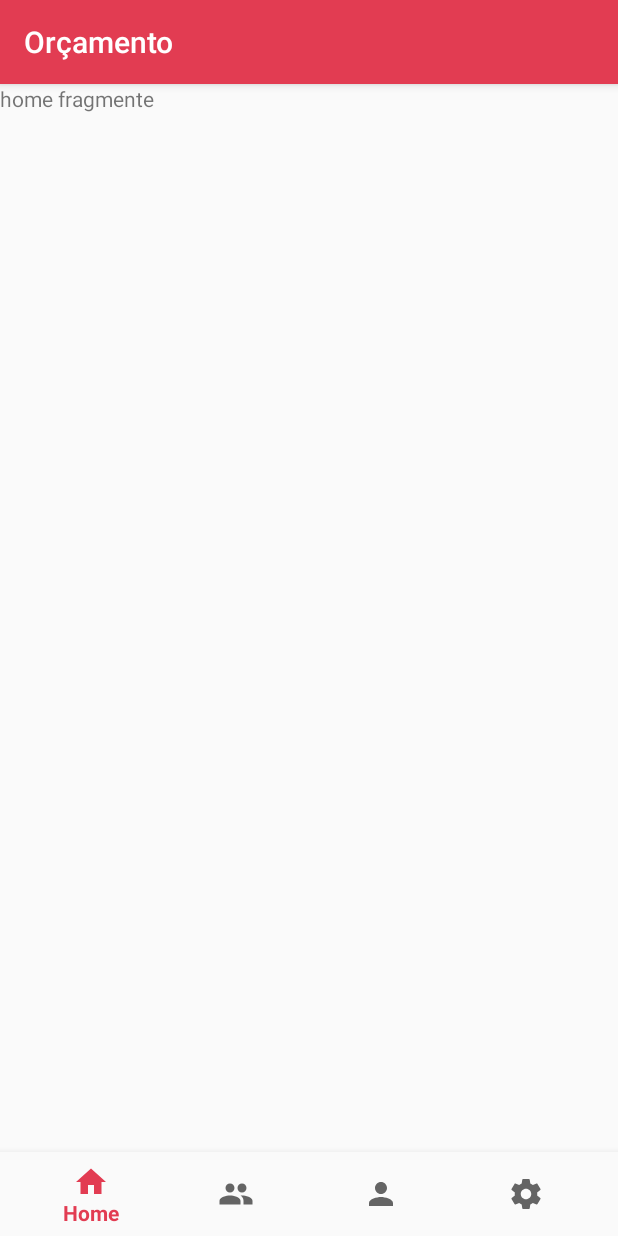
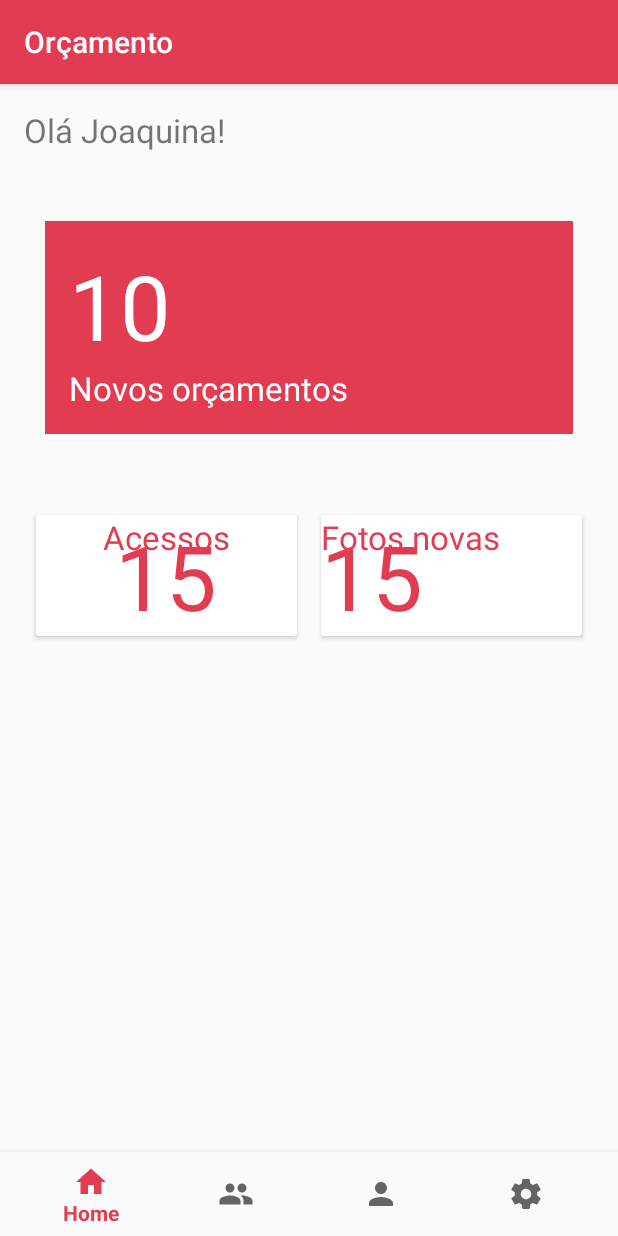
Before and after one commit to fernandesayla/Orcamento, an Android app: the fragment HomeFragment placed in its activity, on a phone screen of 412 x 824 dp. Run offline under Robolectric (Android 15) with nearby library versions, the phone set to English and light mode, and no system bars; our stand-ins replace Firebase (no records; nobody signed in at launch, a user with empty details on screens opened directly); 1 statement that could not run was skipped.

Commit message:
Share and etc..

```diff
--- a/app/src/main/res/layout/fragment_home.xml
+++ b/app/src/main/res/layout/fragment_home.xml
@@ -1,14 +1,125 @@
 <?xml version="1.0" encoding="utf-8"?>
 <FrameLayout xmlns:android="http://schemas.android.com/apk/res/android"
     xmlns:tools="http://schemas.android.com/tools"
+
     android:layout_width="match_parent"
     android:layout_height="match_parent"
     tools:context=".HomeFragment">
+    <LinearLayout
+        android:layout_width="match_parent"
+        android:layout_height="wrap_content"
+        android:orientation="vertical"
+        >
+        <TextView
+            android:layout_margin="16dp"
+            android:textSize="22sp"
+            android:layout_width="match_parent"
+            android:layout_height="match_parent"
+            android:text="Olá Joaquina!" />
+
+
+    <LinearLayout
+        android:layout_width="match_parent"
+        android:layout_height="wrap_content"
+        android:background="@color/colorPrimary"
+        android:padding="16dp"
+        android:orientation="vertical"
+        android:layout_margin="30dp"
+        >
+        <TextView
+            android:layout_width="wrap_content"
+            android:layout_height="wrap_content"
+            android:textSize="60dp"
+            android:text="10"
+            android:textColor="@color/white_overlay"
+            />
+        <TextView
+            android:layout_width="wrap_content"
+            android:layout_height="wrap_content"
+            android:textSize="22dp"
+            android:text="Novos orçamentos"
+            android:textColor="@color/white_overlay"
+            />
+
+
+    </LinearLayout>
+        <LinearLayout
+            android:layout_width="match_parent"
+            android:layout_height="wrap_content"
+            android:orientation="horizontal"
+            android:layout_margin="16dp">
+
+
+
+        <android.support.v7.widget.CardView
+            android:layout_width="0dp"
+            android:layout_height="match_parent"
+            android:layout_weight="1"
+            android:background="@color/colorPrimary"
+            android:padding="16dp"
+            android:layout_margin="8dp"
+            android:textAlignment="center"
+            >
+
+            <TextView
+                android:id="@+id/home_total_acessos"
+
+                android:layout_width="wrap_content"
+                android:layout_height="wrap_content"
+                android:textSize="60dp"
+                android:text="15"
+                android:layout_gravity="center"
+                android:textColor="@color/colorPrimary"
+                />
+
+            <TextView
+                android:layout_width="wrap_content"
+                android:layout_height="wrap_content"
+                android:layout_bellow="@+id/home_total_acessos"
+                android:text="Acessos"
+                android:layout_gravity="center_horizontal"
+                android:textColor="@color/colorPrimary"
+                android:textSize="22dp" />
+
+
+
+        </android.support.v7.widget.CardView>
+
+        <android.support.v7.widget.CardView
+            android:layout_width="0dp"
+            android:layout_weight="1"
+            android:layout_height="wrap_content"
+            android:background="@color/colorPrimary"
+            android:padding="16dp"
+
+            android:layout_margin="8dp"
+
+            >
+            <TextView
+                android:layout_width="wrap_content"
+                android:layout_height="wrap_content"
+                android:textSize="60dp"
+                android:text="15"
+                android:textColor="@color/colorPrimary"
+                />
+            <TextView
+                android:layout_width="wrap_content"
+                android:layout_height="wrap_content"
+                android:textSize="22dp"
+                android:text="Fotos novas"
+                android:textColor="@color/colorPrimary"
+
+                />
+
+
+        </android.support.v7.widget.CardView>
+        </LinearLayout>
+
+    </LinearLayout>
 
     <!-- TODO: Update blank fragment layout -->
-    <TextView
-        android:layout_width="match_parent"
-        android:layout_height="match_parent"
-        android:text="home fragmente" />
+
+
+
 
 </FrameLayout>
```
